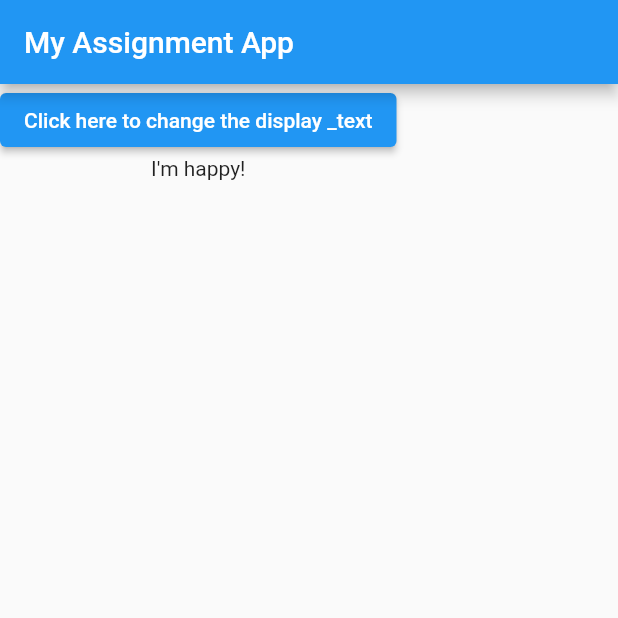
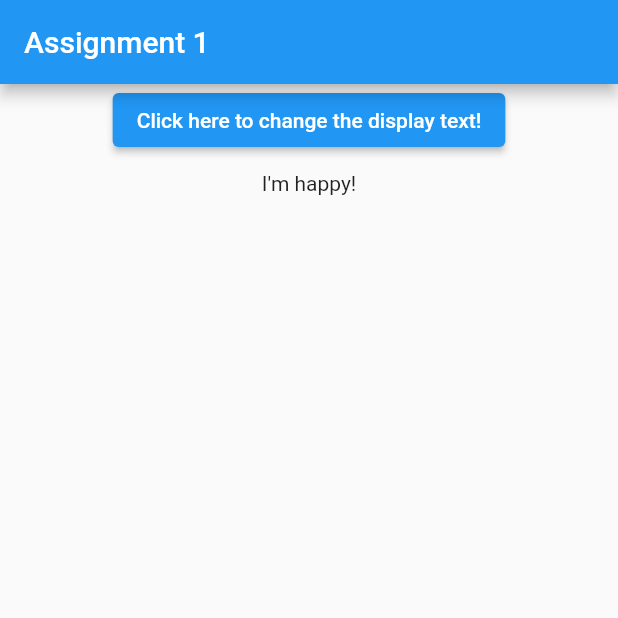
Before and after one commit to Tidbit0519/flutter_assignment, a Flutter app: the screen it shows after launch, on a phone screen of 412 x 824 dp, the top half of it. Run offline on Flutter 3.47's test engine with Material 2 defaults, Android fonts, the phone set to English and light mode, and no system bars.

Commit message:
Refactored code into 3 files

```diff
--- a/lib/main.dart
+++ b/lib/main.dart
@@ -6,6 +6,8 @@
 // ignore_for_file: prefer_const_constructors
 
 import 'package:flutter/material.dart';
+import './text.dart';
+import './text_control.dart';
 
 void main() => runApp(MyApp());
 
@@ -43,21 +45,20 @@ class _MyAppState extends State<MyApp> {
     return MaterialApp(
       home: Scaffold(
         appBar: AppBar(
-          title: Text('My Assignment App'),
+          title: Text('Assignment 1'),
         ),
-        body: _textIndex < _text.length
+        body: Center(
+          child: _textIndex < _text.length
           ? Column(
             // ignore: prefer_const_literals_to_create_immutables
             children: [
-            ElevatedButton(
-              onPressed: changeText,
-              child: Text('Click here to change the display _text')
-            ),
-            Text(_text[_textIndex]),
+              TextControl(changeText),
+              Texts(_text[_textIndex]),
             ],
           )
           : Text('Done!'),
         ),
+      ),
     );
   }
 }
--- /dev/null
+++ b/lib/text.dart
@@ -0,0 +1,18 @@
+import 'package:flutter/material.dart';
+
+class Texts extends StatelessWidget {
+  final String text;
+
+  Texts(this.text);
+
+  @override
+  Widget build(BuildContext context) {
+    return Container(
+      margin: EdgeInsets.all(10),
+      child: Text(
+        text,
+        textAlign: TextAlign.center,
+      )
+    );
+  }
+}
--- /dev/null
+++ b/lib/text_control.dart
@@ -0,0 +1,18 @@
+import 'package:flutter/material.dart';
+
+class TextControl extends StatelessWidget {
+  final VoidCallback selectHandler;
+
+  TextControl(this.selectHandler);
+
+  @override
+  Widget build(BuildContext context) {
+    return Container(
+      child: ElevatedButton(
+        onPressed: selectHandler,
+        child: Text('Click here to change the display text!')
+      )
+    );
+  }
+
+}
```
Lines whose indentation alone changed are shown as unchanged.
